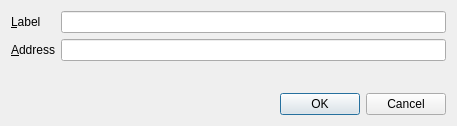
The window that src/qt/forms/editaddressdialog.ui (BRHN-11/cre-r1) describes before a commit, drawn with Qt 5.
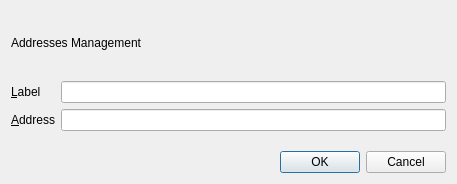
The same window after the commit. Custom widgets are drawn as their Qt base class.

The edit to the form file:
```diff
--- a/src/qt/forms/editaddressdialog.ui
+++ b/src/qt/forms/editaddressdialog.ui
@@ -7,19 +7,26 @@
     <x>0</x>
     <y>0</y>
     <width>457</width>
-    <height>126</height>
+    <height>184</height>
    </rect>
   </property>
   <property name="windowTitle">
    <string>Edit Address</string>
   </property>
   <layout class="QVBoxLayout" name="verticalLayout">
+   <item>
+    <widget class="QLabel" name="label_3">
+     <property name="text">
+      <string>Addresses Management</string>
+     </property>
+    </widget>
+   </item>
    <item>
     <layout class="QFormLayout" name="formLayout">
      <property name="fieldGrowthPolicy">
       <enum>QFormLayout::AllNonFixedFieldsGrow</enum>
      </property>
-     <item row="0" column="0">
+     <item row="1" column="0">
       <widget class="QLabel" name="label">
        <property name="text">
         <string>&amp;Label</string>
@@ -29,14 +36,21 @@
        </property>
       </widget>
      </item>
-     <item row="0" column="1">
+     <item row="1" column="1">
       <widget class="QLineEdit" name="labelEdit">
        <property name="toolTip">
         <string>The label associated with this address list entry</string>
        </property>
       </widget>
      </item>
-     <item row="1" column="0">
+     <item row="2" column="1">
+      <widget class="QValidatedLineEdit" name="addressEdit">
+       <property name="toolTip">
+        <string>The address associated with this address list entry. This can only be modified for sending addresses.</string>
+       </property>
+      </widget>
+     </item>
+     <item row="2" column="0">
       <widget class="QLabel" name="label_2">
        <property name="text">
         <string>&amp;Address</string>
@@ -46,13 +60,6 @@
        </property>
       </widget>
      </item>
-     <item row="1" column="1">
-      <widget class="QValidatedLineEdit" name="addressEdit">
-       <property name="toolTip">
-        <string>The address associated with this address list entry. This can only be modified for sending addresses.</string>
-       </property>
-      </widget>
-     </item>
     </layout>
    </item>
    <item>
```
